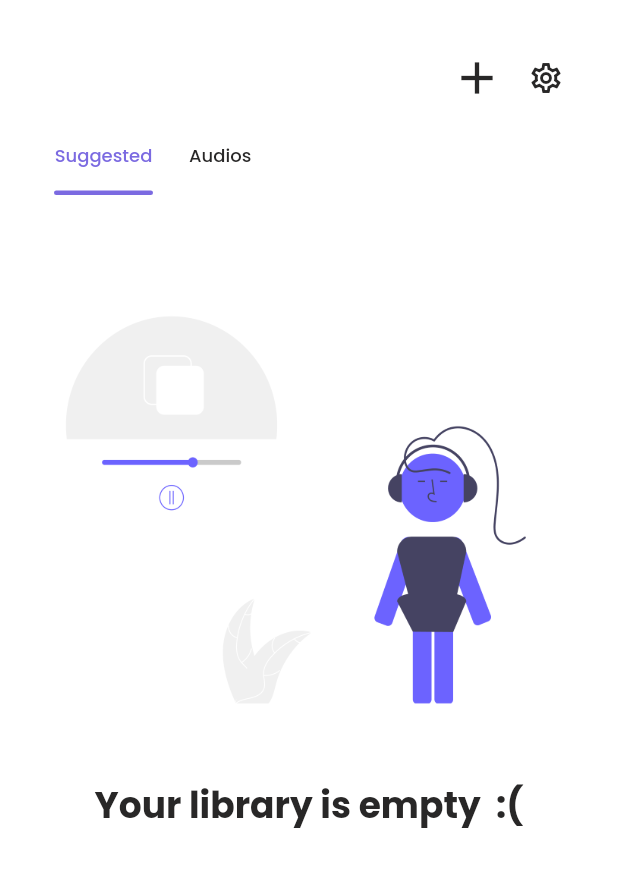
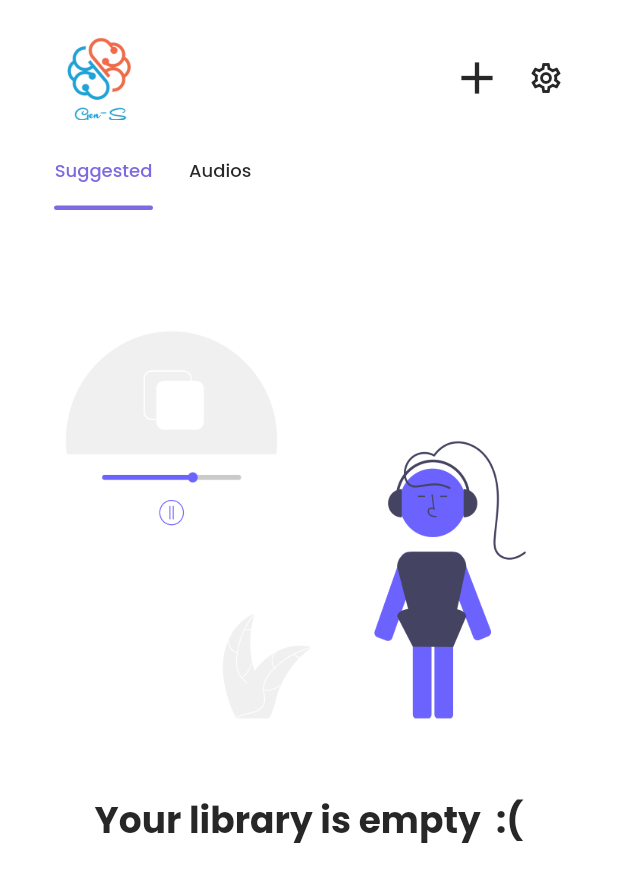
Before and after one commit to ardhanurfan/Gen-S, a Flutter app: the HomePage screen opened directly, on a phone screen of 412 x 824 dp. Shown: the top 882 px of the screen. Run offline on Flutter 3.47's test engine with Material 2 defaults, Android fonts, the phone set to English and light mode, and no system bars; our stand-ins replace audio_video_progress_bar, cached_network_image, carousel_slider, equatable, file_picker, google_fonts and 8 more; accounts and stored records are empty; network calls fail.

Commit message:
update home & playlist detail

```diff
--- a/lib/pages/home/home_page.dart
+++ b/lib/pages/home/home_page.dart
@@ -82,15 +82,22 @@ class HomePage extends StatelessWidget {
 
     Widget header() {
       return SliverPadding(
-        padding:
-            EdgeInsets.only(right: defaultMargin, left: defaultMargin, top: 24),
+        padding: EdgeInsets.only(
+            right: defaultMargin, left: defaultMargin, top: 24, bottom: 10),
         sliver: SliverAppBar(
           stretch: true,
           elevation: 0,
           automaticallyImplyLeading: false,
           titleSpacing: 0,
           title: Row(
-            mainAxisAlignment: MainAxisAlignment.end,
+            mainAxisAlignment: MainAxisAlignment.spaceBetween,
+            children: [
+              Image.asset(
+                "assets/logo.png",
+                fit: BoxFit.cover,
+                height: 70,
+              ),
+              Row(
                 children: [
                   GestureDetector(
                     onTap: () async {
@@ -106,6 +113,8 @@ class HomePage extends StatelessWidget {
                   ),
                   const SizedBox(width: 16),
                   const SettingButton(),
+                ],
+              )
             ],
           ),
           backgroundColor: userProvider.user.role == "USER"
--- a/lib/pages/playlist/playlist_detail_page.dart
+++ b/lib/pages/playlist/playlist_detail_page.dart
@@ -21,7 +21,8 @@ class PlaylistDetailPage extends StatelessWidget {
 
     Widget playlistInfo() {
       return Padding(
-        padding: const EdgeInsets.only(top: 16, bottom: 8),
+        padding: EdgeInsets.only(
+            top: 16, bottom: 8, right: defaultMargin, left: defaultMargin),
         child: Column(
           children: [
             playlistProvider.audios.isEmpty
```
Also changed, not shown: assets/logo.jpg (added), assets/logo.png (added). Lines whose indentation alone changed are shown as unchanged.
